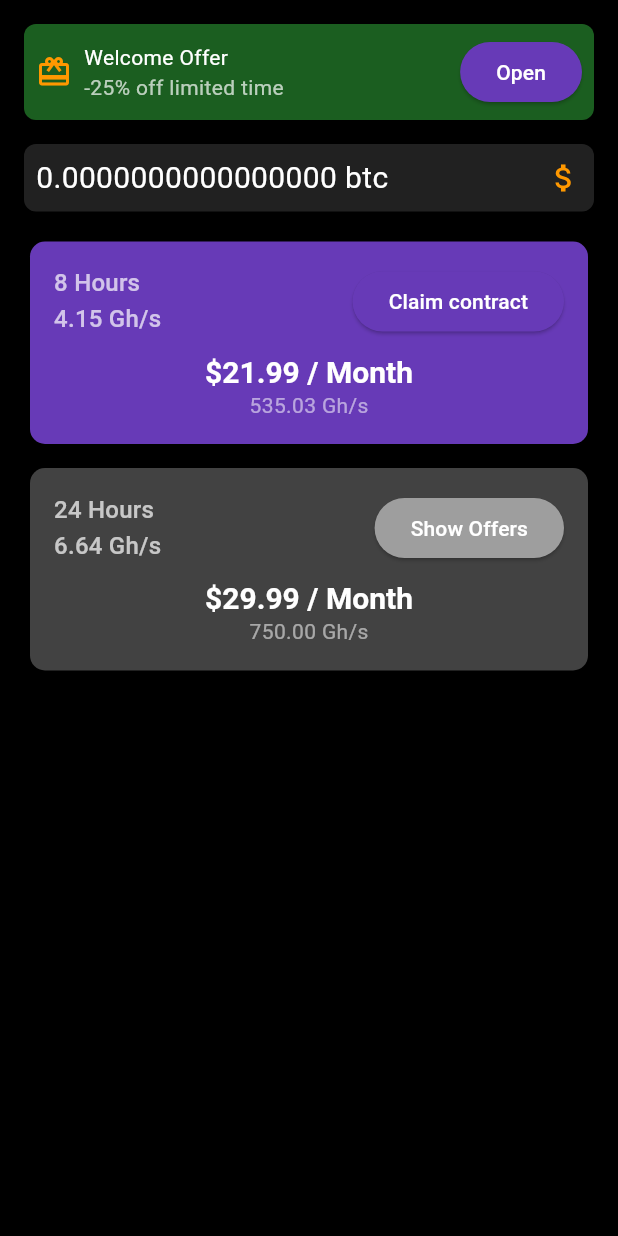
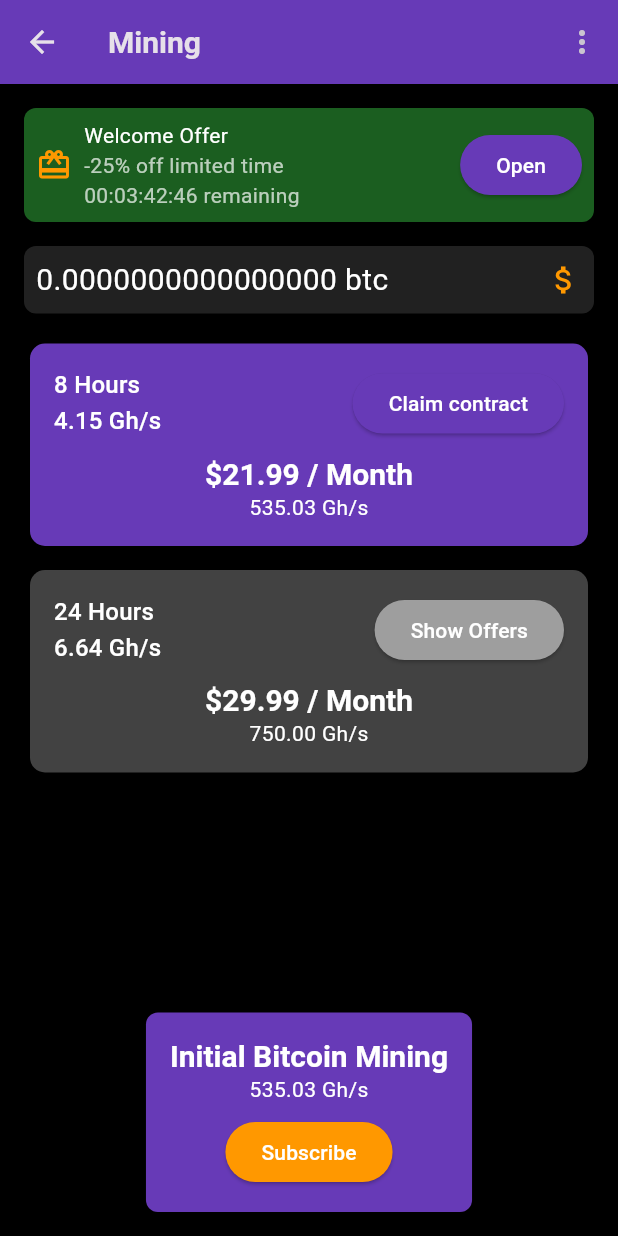
Before and after one commit to farhanyousaf786/btc-mining-stf, a Flutter app: the MiningPage screen opened directly, on a phone screen of 412 x 824 dp. Run offline on Flutter 3.47's test engine with Material 3 defaults, Android fonts, the phone set to English and light mode, and no system bars; our stand-ins replace firebase_core; accounts and stored records are empty.

```diff
--- a/lib/pages/mining_page/mining_page.dart
+++ b/lib/pages/mining_page/mining_page.dart
@@ -5,7 +5,18 @@ class MiningPage extends StatelessWidget {
 
   @override
   Widget build(BuildContext context) {
-    return Padding(
+    return Scaffold(
+      appBar: AppBar(
+        backgroundColor: Colors.deepPurple,
+        title: const Text('Mining'),
+        actions: [
+          IconButton(
+            icon: const Icon(Icons.more_vert),
+            onPressed: () {},
+          ),
+        ],
+      ),
+      body: Padding(
         padding: const EdgeInsets.all(16.0),
         child: Column(
           children: [
@@ -30,6 +41,10 @@ class MiningPage extends StatelessWidget {
                             '-25% off limited time',
                             style: TextStyle(color: Colors.white70),
                           ),
+                          Text(
+                            '00:03:42:46 remaining',
+                            style: TextStyle(color: Colors.white70),
+                          ),
                         ],
                       ),
                     ],
@@ -37,6 +52,9 @@ class MiningPage extends StatelessWidget {
                   ElevatedButton(
                     onPressed: () {},
                     child: const Text('Open'),
+                    style: ElevatedButton.styleFrom(
+                      backgroundColor: Colors.deepPurple,
+                    ),
                   ),
                 ],
               ),
@@ -51,9 +69,11 @@ class MiningPage extends StatelessWidget {
               child: Row(
                 mainAxisAlignment: MainAxisAlignment.spaceBetween,
                 children: [
-                const Text(
+                  const Expanded(
+                    child: Text(
                       '0.0000000000000000 btc',
                       style: TextStyle(color: Colors.white, fontSize: 20),
+                    ),
                   ),
                   const Icon(Icons.attach_money, color: Colors.orange),
                 ],
@@ -82,8 +102,37 @@ class MiningPage extends StatelessWidget {
                 ],
               ),
             ),
+            Container(
+              padding: const EdgeInsets.all(16.0),
+              decoration: BoxDecoration(
+                color: Colors.deepPurple,
+                borderRadius: BorderRadius.circular(8),
+              ),
+              child: Column(
+                children: [
+                  Text(
+                    'Initial Bitcoin Mining',
+                    style: Theme.of(context).textTheme.titleLarge?.copyWith(color: Colors.white),
+                  ),
+                  Text(
+                    '535.03 Gh/s',
+                    style: Theme.of(context).textTheme.bodyMedium?.copyWith(color: Colors.white),
+                  ),
+                  const SizedBox(height: 8),
+                  ElevatedButton(
+                    onPressed: () {},
+                    child: const Text('Subscribe'),
+                    style: ElevatedButton.styleFrom(
+                      backgroundColor: Colors.orange,
+                    ),
+                  ),
                 ],
               ),
+            ),
+          ],
+        ),
+      ),
+
     );
   }
 
@@ -104,8 +153,8 @@ class MiningPage extends StatelessWidget {
                 Column(
                   crossAxisAlignment: CrossAxisAlignment.start,
                   children: [
-                    Text(duration, style: Theme.of(context).textTheme.titleMedium),
-                    Text(hashrate, style: Theme.of(context).textTheme.titleMedium),
+                    Text(duration, style: Theme.of(context).textTheme.titleMedium?.copyWith(color: Colors.white)),
+                    Text(hashrate, style: Theme.of(context).textTheme.titleMedium?.copyWith(color: Colors.white)),
                   ],
                 ),
                 ElevatedButton(
@@ -116,8 +165,8 @@ class MiningPage extends StatelessWidget {
               ],
             ),
             const SizedBox(height: 10),
-            Text(price, style: Theme.of(context).textTheme.titleLarge),
-            Text(speed, style: Theme.of(context).textTheme.bodyMedium),
+            Text(price, style: Theme.of(context).textTheme.titleLarge?.copyWith(color: Colors.white)),
+            Text(speed, style: Theme.of(context).textTheme.bodyMedium?.copyWith(color: Colors.white)),
           ],
         ),
       ),
```
Also changed, not shown: 4 other files. Lines whose indentation alone changed are shown as unchanged.
